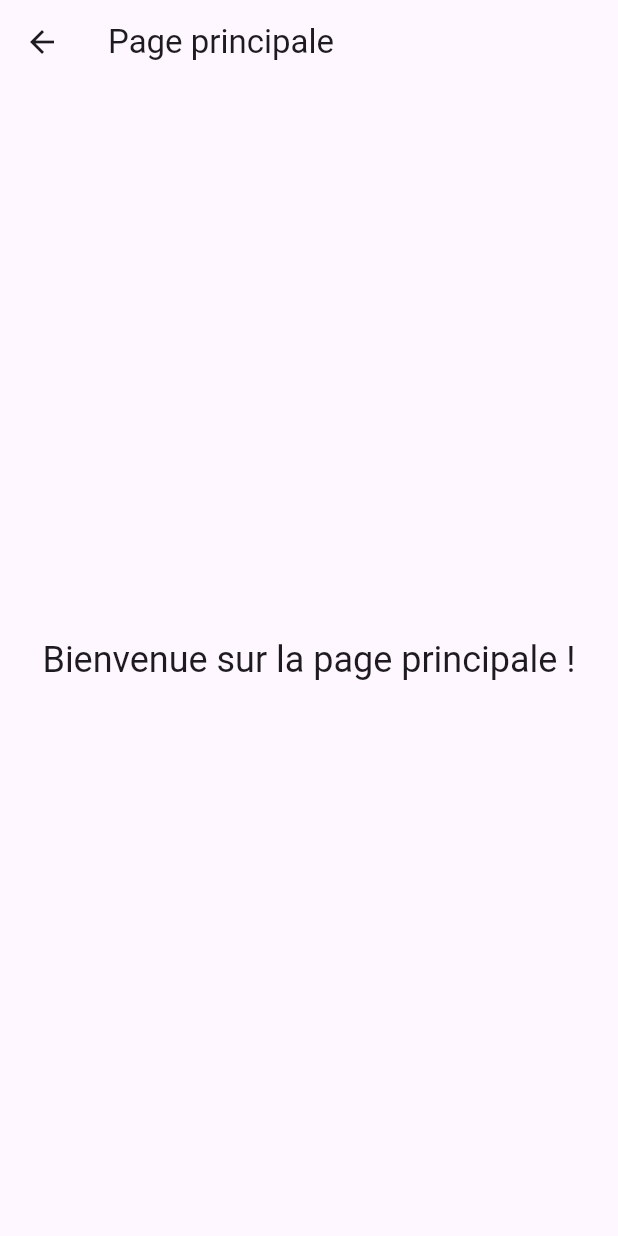
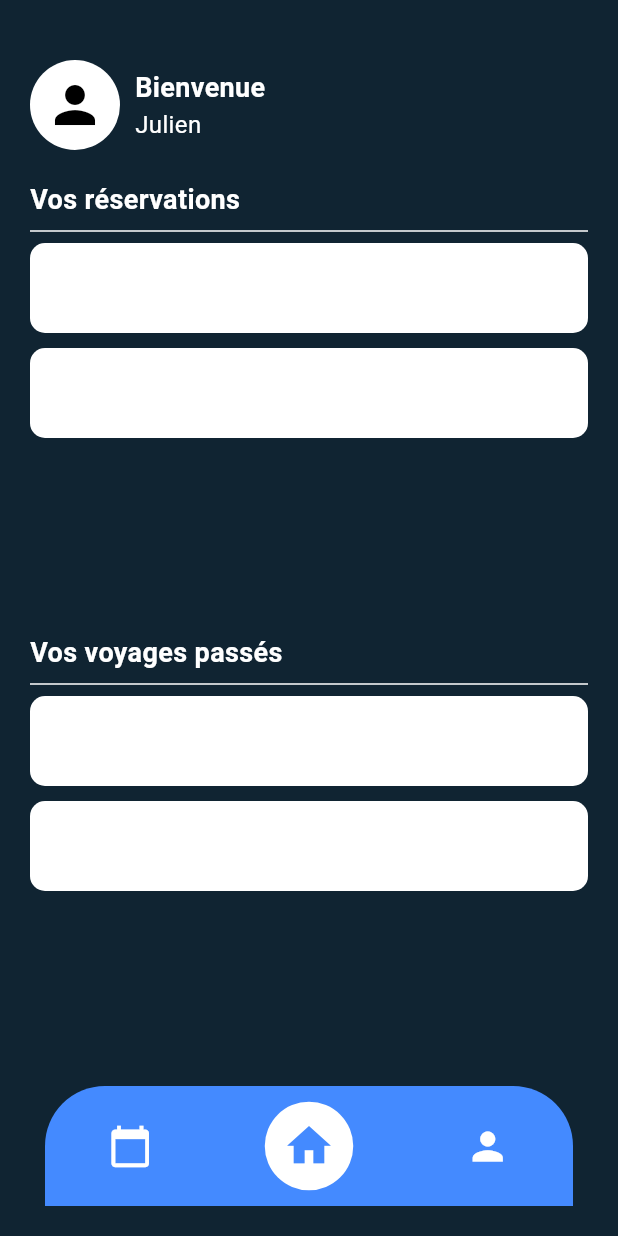
Before and after one commit to Team-SAE5A01/MOBILE_ClientPMR, a Flutter app: the screen it shows after launch, after a tap on "Se connecter", on a phone screen of 412 x 824 dp. Run offline on Flutter 3.47's test engine with Material 3 defaults, Android fonts, the phone set to English and light mode, and no system bars.

Commit message:
home user page

```diff
--- a/lib/features/auth/login_user_page.dart
+++ b/lib/features/auth/login_user_page.dart
@@ -1,5 +1,5 @@
 import 'package:flutter/material.dart';
-import 'package:mobilite_pmr/features/utilisateur/Page_principal_test.dart';
+import 'package:mobilite_pmr/features/utilisateur/home_user_page.dart';
 import 'package:mobilite_pmr/features/auth/signup_page.dart';
 
 class LoginPMR extends StatelessWidget {
@@ -118,7 +118,7 @@ class LoginPMR extends StatelessWidget {
                         Navigator.push(
                           context,
                           MaterialPageRoute(
-                            builder: (context) => const Main_Page(),
+                            builder: (context) => const HomeUserPage(),
                           ),
                         );
                       },
--- a/lib/features/utilisateur/home_user_page.dart
+++ b/lib/features/utilisateur/home_user_page.dart
@@ -0,0 +1,143 @@
+import 'package:flutter/material.dart';
+
+class HomeUserPage extends StatelessWidget {
+  const HomeUserPage({super.key});
+
+  @override
+  Widget build(BuildContext context) {
+    return Scaffold(
+      backgroundColor: const Color.fromRGBO(16, 36, 50, 1),
+      body: Column(
+        children: [
+          const SizedBox(height: 40),
+          // User Profile Section
+          Padding(
+            padding: const EdgeInsets.symmetric(horizontal: 20.0),
+            child: Row(
+              children: [
+                const CircleAvatar(
+                  radius: 30,
+                  backgroundColor: Colors.white,
+                  child: Icon(Icons.person, size: 40, color: Colors.black),
+                ),
+                const SizedBox(width: 10),
+                Column(
+                  crossAxisAlignment: CrossAxisAlignment.start,
+                  children: const [
+                    Text(
+                      'Bienvenue',
+                      style: TextStyle(color: Colors.white, fontSize: 18, fontWeight: FontWeight.bold),
+                    ),
+                    Text(
+                      'Julien',
+                      style: TextStyle(color: Colors.white, fontSize: 16),
+                    ),
+                  ],
+                ),
+              ],
+            ),
+          ),
+          const SizedBox(height: 20),
+          // Reservations Section
+          Padding(
+            padding: const EdgeInsets.symmetric(horizontal: 20.0),
+            child: Column(
+              crossAxisAlignment: CrossAxisAlignment.start,
+              children: const [
+                Text(
+                  'Vos réservations',
+                  style: TextStyle(color: Colors.white, fontSize: 18, fontWeight: FontWeight.bold),
+                ),
+                Divider(color: Colors.white),
+              ],
+            ),
+          ),
+          Expanded(
+            child: ListView(
+              padding: const EdgeInsets.symmetric(horizontal: 20.0),
+              children: List.generate(
+                2,
+                (index) => Container(
+                  margin: const EdgeInsets.only(bottom: 10),
+                  height: 60,
+                  decoration: BoxDecoration(
+                    color: Colors.white,
+                    borderRadius: BorderRadius.circular(10),
+                  ),
+                ),
+              ),
+            ),
+          ),
+          // Past Trips Section
+          Padding(
+            padding: const EdgeInsets.symmetric(horizontal: 20.0),
+            child: Column(
+              crossAxisAlignment: CrossAxisAlignment.start,
+              children: const [
+                Text(
+                  'Vos voyages passés',
+                  style: TextStyle(color: Colors.white, fontSize: 18, fontWeight: FontWeight.bold),
+                ),
+                Divider(color: Colors.white),
+              ],
+            ),
+          ),
+          Expanded(
+            child: ListView(
+              padding: const EdgeInsets.symmetric(horizontal: 20.0),
+              children: List.generate(
+                2,
+                (index) => Container(
+                  margin: const EdgeInsets.only(bottom: 10),
+                  height: 60,
+                  decoration: BoxDecoration(
+                    color: Colors.white,
+                    borderRadius: BorderRadius.circular(10),
+                  ),
+                ),
+              ),
+            ),
+          ),
+          // Floating Navigation Bar with Arrow Shape
+          Padding(
+            padding: const EdgeInsets.only(bottom: 20),
+            child: Stack(
+              alignment: Alignment.bottomCenter,
+              children: [
+                Container(
+                  margin: const EdgeInsets.symmetric(horizontal: 30),
+                  height: 80,
+                  decoration: const BoxDecoration(
+                    color: Colors.blueAccent,
+                    borderRadius: BorderRadius.vertical(top: Radius.circular(40)),
+                  ),
+                  child: Row(
+                    mainAxisAlignment: MainAxisAlignment.spaceAround,
+                    children: [
+                      IconButton(
+                        icon: const Icon(Icons.calendar_today, color: Colors.white, size: 30),
+                        onPressed: () {},
+                      ),
+                      Container(
+                        padding: const EdgeInsets.all(12),
+                        decoration: const BoxDecoration(
+                          shape: BoxShape.circle,
+                          color: Colors.white,
+                        ),
+                        child: const Icon(Icons.home, color: Colors.blueAccent, size: 35),
+                      ),
+                      IconButton(
+                        icon: const Icon(Icons.person, color: Colors.white, size: 30),
+                        onPressed: () {},
+                      ),
+                    ],
+                  ),
+                ),
+              ],
+            ),
+          ),
+        ],
+      ),
+    );
+  }
+}
```
Also changed, not shown: 1 other file.
